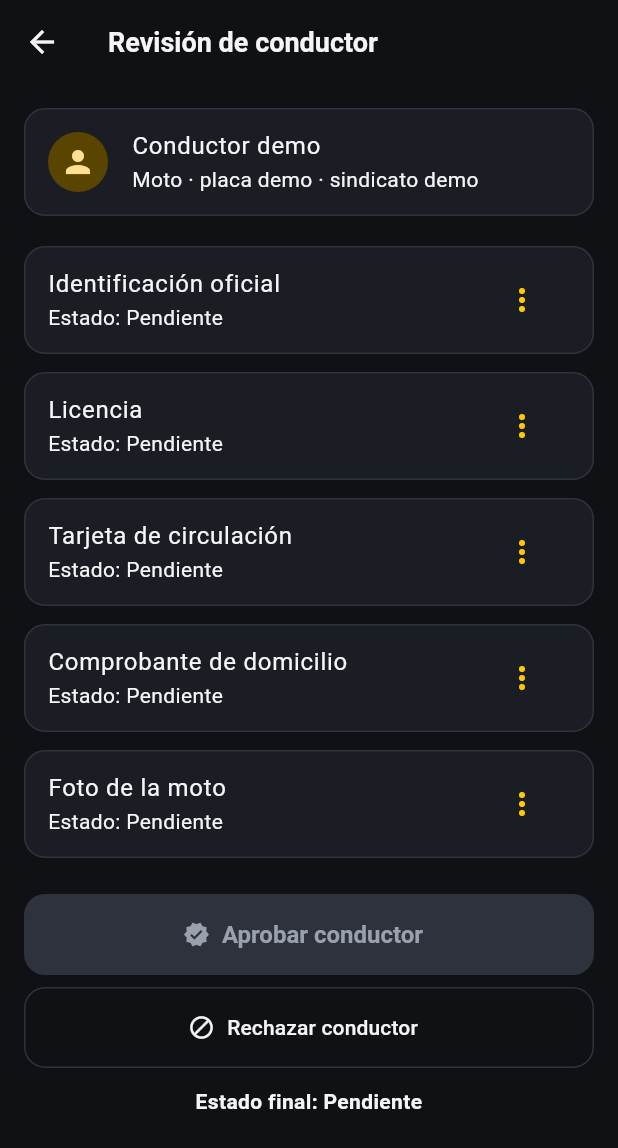
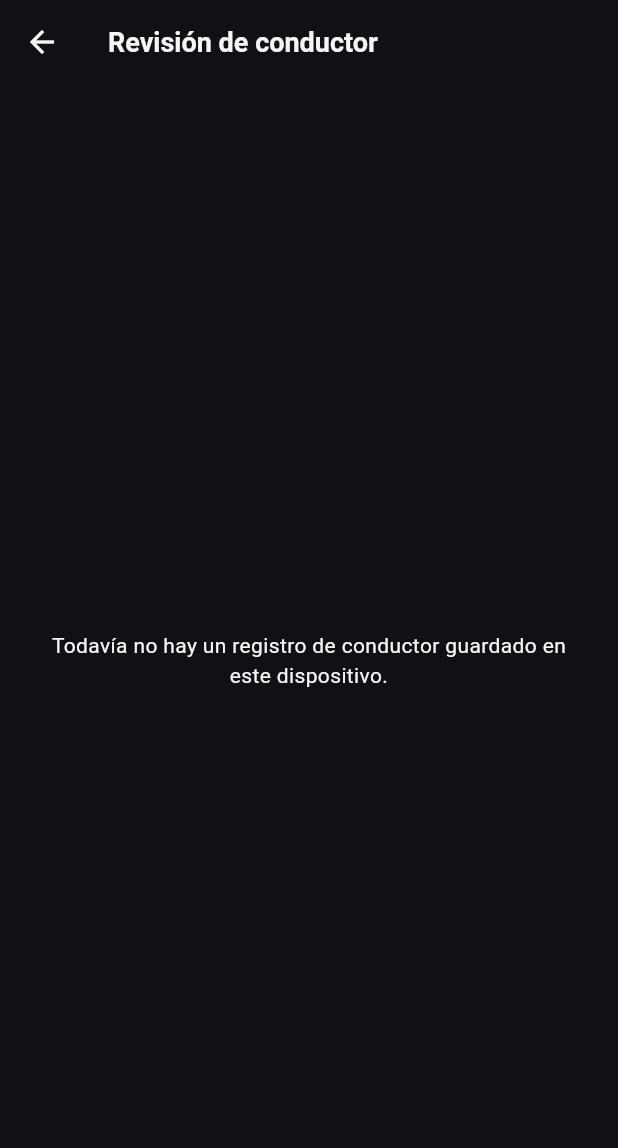
Before and after one commit to ja121680-lang/MOTO-MX, a Flutter app: the DriverApprovalScreen screen opened by its route, on a phone screen of 412 x 824 dp. Shown: the top 1148 px of the screen. Run offline on Flutter 3.47's test engine with Material 3 defaults, Android fonts, the phone set to English and light mode, and no system bars; our stand-ins replace geolocator, image_picker, local_auth, shared_preferences, supabase_flutter; accounts and stored records are empty.

Commit message:
Añade aviso de privacidad y fotos reales de documentos del conductor
Aviso de privacidad/cookies con las dos opciones (dispositivo vs.
nube), igual que en las demás apps de la suite — se muestra una vez,
antes de crear el PIN.

El registro de conductor guardaba los documentos como una casilla
marcada a mano ("Carga simulada"), sin ninguna foto real ni
persistencia — se perdía todo al cerrar la app. Ahora cada documento
(identificación, licencia, tarjeta de circulación, comprobante de
domicilio, foto de la moto) se sube con cámara o galería real, y el
registro completo se guarda en el dispositivo para poder continuarlo
después. La pantalla de revisión del administrador ahora carga ese
registro real y muestra las fotos, en vez de un conductor y documentos
de ejemplo fijos y desconectados.

Co-Authored-By: Claude Sonnet 5 <noreply@anthropic.com>
Claude-Session: https://claude.ai/code/session_013s8cSBgkYb4HoQ761EfesF

```diff
--- a/motogo_mx_starter/lib/main.dart
+++ b/motogo_mx_starter/lib/main.dart
@@ -6,6 +6,7 @@ import 'screens/app_gate_screen.dart';
 import 'screens/home_screen.dart';
 import 'screens/lock_screen.dart';
 import 'screens/pin_setup_screen.dart';
+import 'screens/privacy_consent_screen.dart';
 import 'screens/request_ride_screen.dart';
 import 'screens/driver_screen.dart';
 import 'screens/admin_screen.dart';
@@ -47,6 +48,7 @@ class MotoGoApp extends StatelessWidget {
       initialRoute: '/',
       routes: {
         '/': (_) => const AppGateScreen(),
+        '/privacy-consent': (_) => const PrivacyConsentScreen(nextRoute: '/'),
         '/pin-setup': (_) => const PinSetupScreen(nextRoute: '/home'),
         '/lock': (_) => const LockScreen(nextRoute: '/home'),
         '/home': (_) => const HomeScreen(),
--- a/motogo_mx_starter/lib/models/driver_registration.dart
+++ b/motogo_mx_starter/lib/models/driver_registration.dart
@@ -1,3 +1,5 @@
+import 'dart:convert';
+
 enum DriverRegistrationStep {
   personalData,
   biometrics,
@@ -6,6 +8,14 @@ enum DriverRegistrationStep {
   documents,
   review,
 }
+
+const kDriverDocumentNames = [
+  'Identificación oficial',
+  'Licencia',
+  'Tarjeta de circulación',
+  'Comprobante de domicilio',
+  'Foto de la moto',
+];
 
 class DriverRegistrationData {
   String fullName = '';
@@ -20,16 +30,14 @@ class DriverRegistrationData {
   bool biometricVerified = false;
   bool acceptedTerms = false;
 
-  final Map<String, bool> documents = {
-    'Identificación oficial': false,
-    'Licencia': false,
-    'Tarjeta de circulación': false,
-    'Comprobante de domicilio': false,
-    'Foto de la moto': false,
+  /// Foto de cada documento, codificada en base64. Un documento cuenta como
+  /// "subido" cuando tiene una foto real, no una casilla marcada a mano.
+  final Map<String, String?> documentPhotos = {
+    for (final name in kDriverDocumentNames) name: null,
   };
 
   bool get requiredDocumentsComplete =>
-      documents.values.every((uploaded) => uploaded);
+      documentPhotos.values.every((photo) => photo != null);
 
   bool get readyForReview =>
       fullName.trim().isNotEmpty &&
@@ -38,4 +46,45 @@ class DriverRegistrationData {
       biometricVerified &&
       requiredDocumentsComplete &&
       acceptedTerms;
+
+  Map<String, dynamic> toJson() => {
+        'fullName': fullName,
+        'phone': phone,
+        'email': email,
+        'plate': plate,
+        'make': make,
+        'model': model,
+        'color': color,
+        'economicNumber': economicNumber,
+        'unionName': unionName,
+        'biometricVerified': biometricVerified,
+        'acceptedTerms': acceptedTerms,
+        'documentPhotos': documentPhotos,
+      };
+
+  static DriverRegistrationData fromJson(Map<String, dynamic> json) {
+    final data = DriverRegistrationData()
+      ..fullName = json['fullName'] as String? ?? ''
+      ..phone = json['phone'] as String? ?? ''
+      ..email = json['email'] as String? ?? ''
+      ..plate = json['plate'] as String? ?? ''
+      ..make = json['make'] as String? ?? ''
+      ..model = json['model'] as String? ?? ''
+      ..color = json['color'] as String? ?? ''
+      ..economicNumber = json['economicNumber'] as String? ?? ''
+      ..unionName = json['unionName'] as String? ?? ''
+      ..biometricVerified = json['biometricVerified'] as bool? ?? false
+      ..acceptedTerms = json['acceptedTerms'] as bool? ?? false;
+    final photos = json['documentPhotos'] as Map<String, dynamic>?;
+    if (photos != null) {
+      for (final name in kDriverDocumentNames) {
+        data.documentPhotos[name] = photos[name] as String?;
+      }
+    }
+    return data;
+  }
+
+  String encode() => jsonEncode(toJson());
+  static DriverRegistrationData decode(String raw) =>
+      DriverRegistrationData.fromJson(jsonDecode(raw) as Map<String, dynamic>);
 }
--- a/motogo_mx_starter/lib/screens/driver_approval_screen.dart
+++ b/motogo_mx_starter/lib/screens/driver_approval_screen.dart
@@ -1,4 +1,9 @@
+import 'dart:convert';
+
 import 'package:flutter/material.dart';
+
+import '../models/driver_registration.dart';
+import '../services/driver_registration_store.dart';
 
 class DriverApprovalScreen extends StatefulWidget {
   const DriverApprovalScreen({super.key});
@@ -8,58 +13,84 @@ class DriverApprovalScreen extends StatefulWidget {
 }
 
 class _DriverApprovalScreenState extends State<DriverApprovalScreen> {
+  final _store = DriverRegistrationStore();
+  DriverRegistrationData? _registration;
+  bool _loading = true;
   String status = 'Pendiente';
 
-  final docs = <Map<String, String>>[
-    {'name': 'Identificación oficial', 'status': 'Pendiente'},
-    {'name': 'Licencia', 'status': 'Pendiente'},
-    {'name': 'Tarjeta de circulación', 'status': 'Pendiente'},
-    {'name': 'Comprobante de domicilio', 'status': 'Pendiente'},
-    {'name': 'Foto de la moto', 'status': 'Pendiente'},
-  ];
+  late Map<String, String> _docStatus;
 
-  bool get allApproved => docs.every((d) => d['status'] == 'Aprobado');
+  @override
+  void initState() {
+    super.initState();
+    _load();
+  }
 
-  void updateDoc(int index, String newStatus) {
-    setState(() => docs[index]['status'] = newStatus);
+  Future<void> _load() async {
+    final data = await _store.load();
+    _docStatus = {for (final name in kDriverDocumentNames) name: 'Pendiente'};
+    if (mounted) {
+      setState(() {
+        _registration = data;
+        _loading = false;
+      });
+    }
+  }
+
+  bool get allApproved => _docStatus.values.every((s) => s == 'Aprobado');
+
+  void updateDoc(String name, String newStatus) {
+    setState(() => _docStatus[name] = newStatus);
   }
 
   @override
   Widget build(BuildContext context) {
+    if (_loading) {
+      return const Scaffold(body: Center(child: CircularProgressIndicator()));
+    }
+    final data = _registration;
     return Scaffold(
       appBar: AppBar(title: const Text('Revisión de conductor')),
-      body: ListView(
+      body: data == null
+          ? const Center(
+              child: Padding(
+                padding: EdgeInsets.all(24),
+                child: Text(
+                  'Todavía no hay un registro de conductor guardado en este dispositivo.',
+                  textAlign: TextAlign.center,
+                ),
+              ),
+            )
+          : ListView(
               padding: const EdgeInsets.all(16),
               children: [
-          const Card(
+                Card(
                   child: ListTile(
-              leading: CircleAvatar(child: Icon(Icons.person)),
-              title: Text('Conductor demo'),
-              subtitle: Text('Moto · placa demo · sindicato demo'),
+                    leading: const CircleAvatar(child: Icon(Icons.person)),
+                    title: Text(data.fullName.isEmpty ? 'Sin nombre' : data.fullName),
+                    subtitle: Text('${data.make} ${data.model} · placa ${data.plate} · ${data.unionName}'),
                   ),
                 ),
                 const SizedBox(height: 8),
-          ...List.generate(docs.length, (index) {
-            final doc = docs[index];
+                ...kDriverDocumentNames.map((name) {
+                  final photo = data.documentPhotos[name];
                   return Card(
                     child: ListTile(
-                title: Text(doc['name']!),
-                subtitle: Text('Estado: ${doc['status']}'),
+                      leading: photo != null
+                          ? ClipRRect(
+                              borderRadius: BorderRadius.circular(8),
+                              child: Image.memory(base64Decode(photo), width: 44, height: 44, fit: BoxFit.cover),
+                            )
+                          : const Icon(Icons.description_outlined, color: Colors.grey),
+                      title: Text(name),
+                      subtitle: Text(photo != null ? 'Estado: ${_docStatus[name]}' : 'Sin foto subida'),
                       trailing: PopupMenuButton<String>(
-                  onSelected: (v) => updateDoc(index, v),
+                        enabled: photo != null,
+                        onSelected: (v) => updateDoc(name, v),
                         itemBuilder: (_) => const [
-                    PopupMenuItem(
-                      value: 'Aprobado',
-                      child: Text('Aprobar'),
-                    ),
-                    PopupMenuItem(
-                      value: 'Rechazado',
-                      child: Text('Rechazar'),
-                    ),
-                    PopupMenuItem(
-                      value: 'Pendiente',
-                      child: Text('Pendiente'),
-                    ),
+                          PopupMenuItem(value: 'Aprobado', child: Text('Aprobar')),
+                          PopupMenuItem(value: 'Rechazado', child: Text('Rechazar')),
+                          PopupMenuItem(value: 'Pendiente', child: Text('Pendiente')),
                         ],
                       ),
                     ),
--- a/motogo_mx_starter/pubspec.yaml
+++ b/motogo_mx_starter/pubspec.yaml
@@ -24,6 +24,9 @@ dependencies:
   # Huella digital / Face ID para el bloqueo de acceso obligatorio
   local_auth: ^2.3.0
 
+  # Foto real de los documentos del conductor (antes era "carga simulada")
+  image_picker: ^1.1.2
+
 dev_dependencies:
   flutter_test:
     sdk: flutter
```
Also changed, not shown: motogo_mx_starter/lib/screens/app_gate_screen.dart (+11 -2 lines), motogo_mx_starter/lib/screens/driver_registration_screen.dart (+108 -10 lines), motogo_mx_starter/lib/screens/privacy_consent_screen.dart (added, +105 -0 lines), motogo_mx_starter/lib/services/consent_service.dart (added, +17 -0 lines), motogo_mx_starter/lib/services/driver_registration_store.dart (added, +21 -0 lines), motogo_mx_starter/pubspec.lock, 1 other file. Lines whose indentation alone changed are shown as unchanged.
